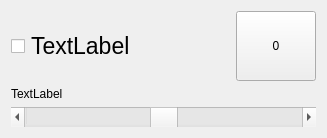
This is riocore/plugins/stepdir/widget.ui in multigcs/riocore as Qt 5 draws it before an edit. The edited form follows.
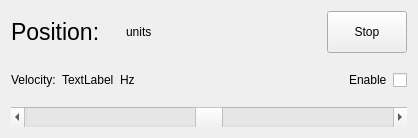
This is the edited form.

Patch:
```diff
--- a/riocore/plugins/stepdir/widget.ui
+++ b/riocore/plugins/stepdir/widget.ui
@@ -6,7 +6,7 @@
    <rect>
     <x>0</x>
     <y>0</y>
-    <width>327</width>
+    <width>418</width>
     <height>138</height>
    </rect>
   </property>
@@ -19,27 +19,42 @@
      <item>
       <layout class="QHBoxLayout" name="horizontalLayout">
        <item>
-        <widget class="QCheckBox" name="enable">
+        <widget class="QLabel" name="position_label">
          <property name="sizePolicy">
-          <sizepolicy hsizetype="Maximum" vsizetype="Minimum">
+          <sizepolicy hsizetype="Fixed" vsizetype="Preferred">
            <horstretch>0</horstretch>
            <verstretch>0</verstretch>
           </sizepolicy>
          </property>
-         <property name="text">
-          <string/>
-         </property>
-        </widget>
-       </item>
-       <item>
-        <widget class="QLabel" name="position">
          <property name="font">
           <font>
            <pointsize>17</pointsize>
           </font>
          </property>
          <property name="text">
-          <string>TextLabel</string>
+          <string>Position:</string>
+         </property>
+        </widget>
+       </item>
+       <item>
+        <widget class="QLabel" name="position">
+         <property name="font">
+          <font>
+           <pointsize>18</pointsize>
+          </font>
+         </property>
+        </widget>
+       </item>
+       <item>
+        <widget class="QLabel" name="unit">
+         <property name="sizePolicy">
+          <sizepolicy hsizetype="Preferred" vsizetype="Preferred">
+           <horstretch>1</horstretch>
+           <verstretch>0</verstretch>
+          </sizepolicy>
+         </property>
+         <property name="text">
+          <string>units</string>
          </property>
         </widget>
        </item>
@@ -52,7 +67,7 @@
           </sizepolicy>
          </property>
          <property name="text">
-          <string>0</string>
+          <string>Stop</string>
          </property>
         </widget>
        </item>
@@ -60,20 +75,7 @@
      </item>
     </layout>
    </item>
-   <item row="1" column="0">
-    <widget class="QLabel" name="velocity_out">
-     <property name="sizePolicy">
-      <sizepolicy hsizetype="Preferred" vsizetype="Fixed">
-       <horstretch>0</horstretch>
-       <verstretch>0</verstretch>
-      </sizepolicy>
-     </property>
-     <property name="text">
-      <string>TextLabel</string>
-     </property>
-    </widget>
-   </item>
-   <item row="2" column="0">
+   <item row="3" column="0">
     <widget class="QScrollBar" name="velocity">
      <property name="minimumSize">
       <size>
@@ -95,6 +97,75 @@
      </property>
     </widget>
    </item>
+   <item row="1" column="0">
+    <layout class="QHBoxLayout" name="horizontalLayout_2">
+     <item>
+      <widget class="QLabel" name="velocity_label">
+       <property name="sizePolicy">
+        <sizepolicy hsizetype="Fixed" vsizetype="Preferred">
+         <horstretch>0</horstretch>
+         <verstretch>0</verstretch>
+        </sizepolicy>
+       </property>
+       <property name="text">
+        <string>Velocity:</string>
+       </property>
+      </widget>
+     </item>
+     <item>
+      <widget class="QLabel" name="velocity_out">
+       <property name="sizePolicy">
+        <sizepolicy hsizetype="Fixed" vsizetype="Preferred">
+         <horstretch>0</horstretch>
+         <verstretch>0</verstretch>
+        </sizepolicy>
+       </property>
+       <property name="text">
+        <string>TextLabel</string>
+       </property>
+      </widget>
+     </item>
+     <item>
+      <widget class="QLabel" name="unit_out">
+       <property name="sizePolicy">
+        <sizepolicy hsizetype="Preferred" vsizetype="Fixed">
+         <horstretch>1</horstretch>
+         <verstretch>0</verstretch>
+        </sizepolicy>
+       </property>
+       <property name="text">
+        <string>Hz</string>
+       </property>
+      </widget>
+     </item>
+     <item>
+      <widget class="QLabel" name="enable_lbael">
+       <property name="sizePolicy">
+        <sizepolicy hsizetype="Fixed" vsizetype="Preferred">
+         <horstretch>0</horstretch>
+         <verstretch>0</verstretch>
+        </sizepolicy>
+       </property>
+       <property name="text">
+        <string>Enable</string>
+       </property>
+      </widget>
+     </item>
+     <item>
+      <widget class="QCheckBox" name="enable">
+       <property name="sizePolicy">
+        <sizepolicy hsizetype="Maximum" vsizetype="Minimum">
+         <horstretch>0</horstretch>
+         <verstretch>0</verstretch>
+        </sizepolicy>
+       </property>
+       <property name="text">
+        <string/>
+       </property>
+      </widget>
+     </item>
+    </layout>
+   </item>
   </layout>
  </widget>
  <resources/>
```
